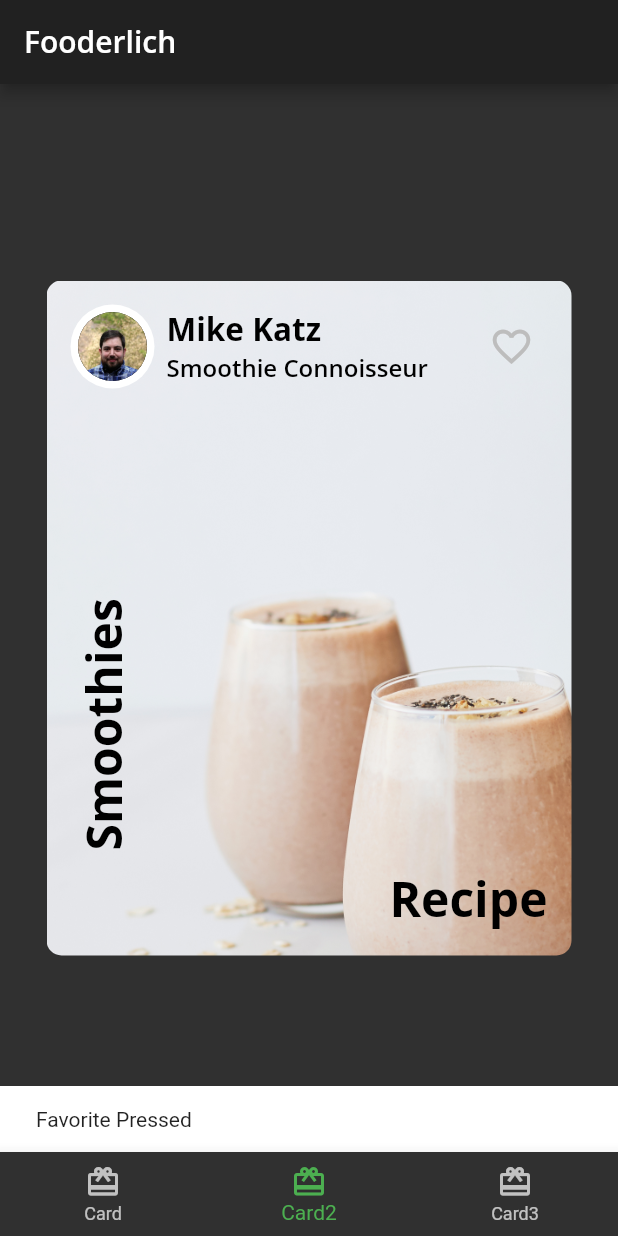
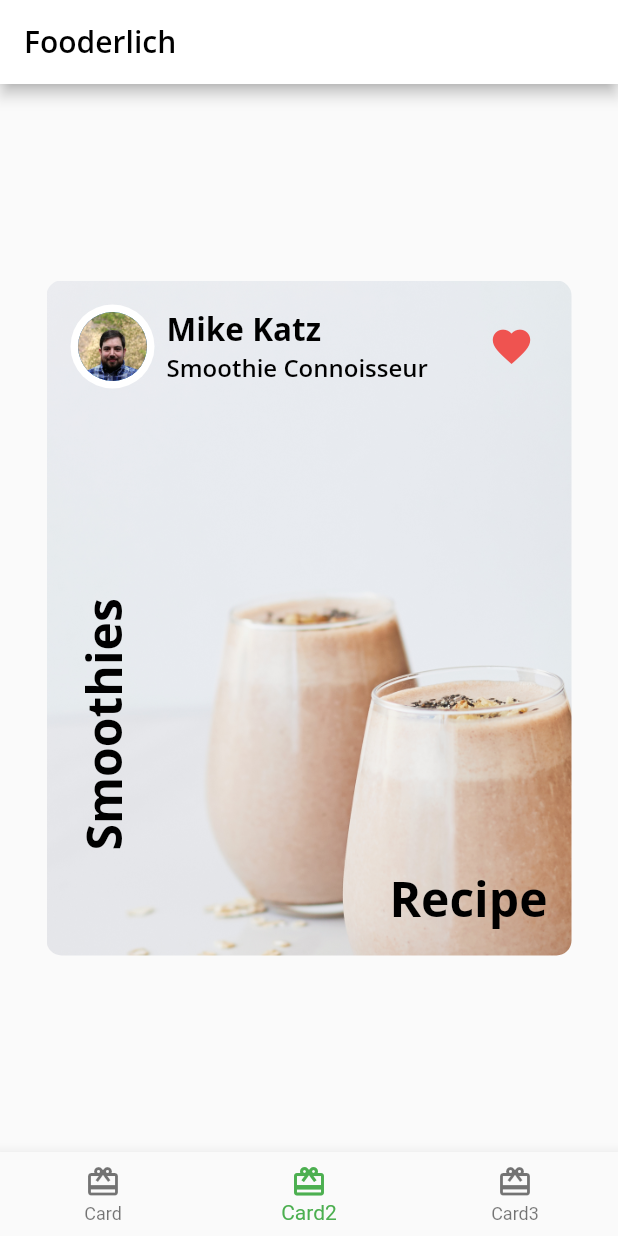
Before and after one commit to rsyd29/app_fooderlich, a Flutter app: the screen it shows after launch, item 2 of the bottom bar chosen, after a tap on the "favorite outline" icon, on a phone screen of 412 x 824 dp. Run offline on Flutter 3.47's test engine with Material 2 defaults, Android fonts, the phone set to English and light mode, and no system bars; our stand-ins replace google_fonts.

Commit message:
Adding statefull widgets and Implementing favorites icon button

```diff
--- a/lib/author_card.dart
+++ b/lib/author_card.dart
@@ -2,7 +2,7 @@
 import 'fooderlich_theme.dart';
 import 'circle_image.dart';
 
-class AuthorCard extends StatelessWidget {
+class AuthorCard extends StatefulWidget {
   // 1. AuthorCard has three properties: authorName, the author’s job title and the profile image, which imageProvider handles.
   final String authorName;
   final String title;
@@ -15,7 +15,13 @@
     this.imageProvider,
   }) : super(key: key);
 
-  // 2. AuthorCard is grouped in a container and uses a Row widget to lay out the other widgets horizontally.
+  @override
+  State<AuthorCard> createState() => _AuthorCardState();
+}
+
+class _AuthorCardState extends State<AuthorCard> {
+  bool _isFavorited = false;
+
   @override
   Widget build(BuildContext context) {
     return Container(
@@ -27,7 +33,7 @@
           Row(
             children: [
               CircleImage(
-                imageProvider: imageProvider,
+                imageProvider: widget.imageProvider,
                 imageRadius: 28,
               ),
               // 2. Applies 8 pixels of padding between the image and the text.
@@ -39,11 +45,11 @@
                 crossAxisAlignment: CrossAxisAlignment.start,
                 children: [
                   Text(
-                    authorName,
+                    widget.authorName,
                     style: FooderlichTheme.lightTextTheme.headline2,
                   ),
                   Text(
-                    title,
+                    widget.title,
                     style: FooderlichTheme.lightTextTheme.headline3,
                   ),
                 ],
@@ -52,17 +58,19 @@
           ),
           IconButton(
             // 4. Set the icon, size and color of the icon.
-            icon: const Icon(
-              Icons.favorite_border,
+            icon: Icon(
+              // First, it checks if the user has favorited this recipe card. If true, it shows a filled heart. If false, it shows an outlined heart.
+              _isFavorited ? Icons.favorite : Icons.favorite_border,
             ),
             iconSize: 30,
-            color: Colors.grey[400],
+            // It changes the color to red to give the app more life.
+            color: Colors.red[400],
             // 5. When the user presses the icon, display a snackbar.
             onPressed: () {
-              const snackBar = SnackBar(
-                content: Text('Favorite Pressed'),
-              );
-              ScaffoldMessenger.of(context).showSnackBar(snackBar);
+              // When the user presses the IconButton, it toggles the _isFavorited state via a call to setState().
+              setState(() {
+                _isFavorited = !_isFavorited;
+              });
             },
           )
         ],
--- a/lib/main.dart
+++ b/lib/main.dart
@@ -17,7 +17,7 @@
   Widget build(BuildContext context) {
     // Defined a variable that holds the theme.
     final theme = FooderlichTheme
-        .dark(); // to see the difference between light and dark mode. Change the theme between FooderlichTheme.dark() and FooderlichTheme.light().
+        .light(); // to see the difference between light and dark mode. Change the theme between FooderlichTheme.dark() and FooderlichTheme.light().
     // 3. The Fooderlich widget starts by composing a MaterialApp widget to give it a Material Design system look and feel. See https://material.io for more details about it.
     return MaterialApp(
       // Added the MaterialApp widget’s theme property.
```
